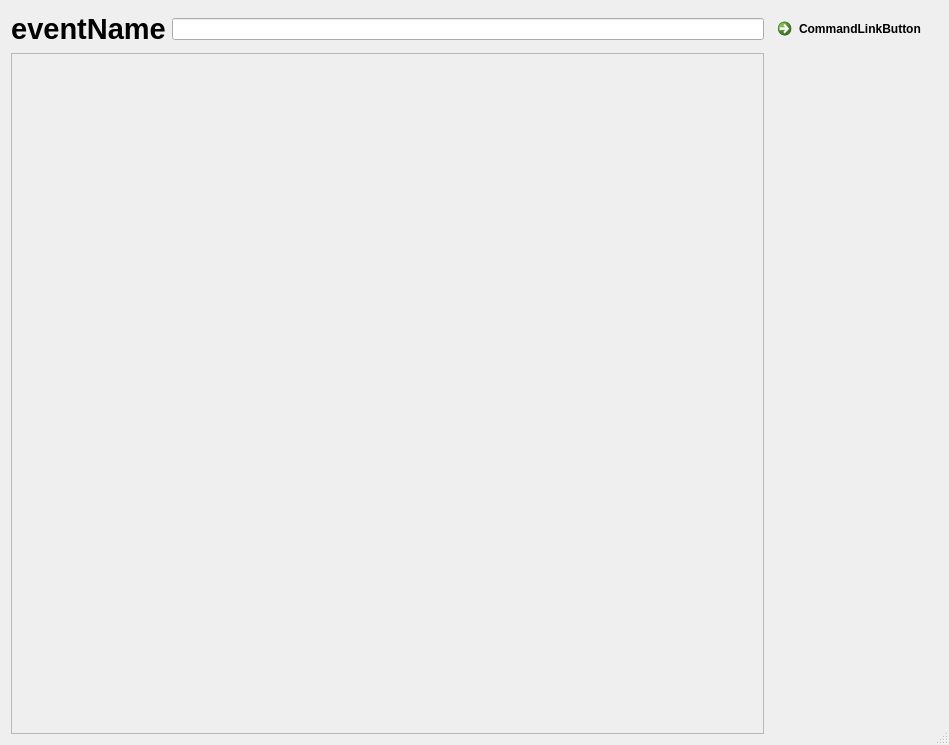
The window that widgets/ReturnDialog.ui (Nakio195/RobertPartner) describes before a commit, drawn with Qt 5.
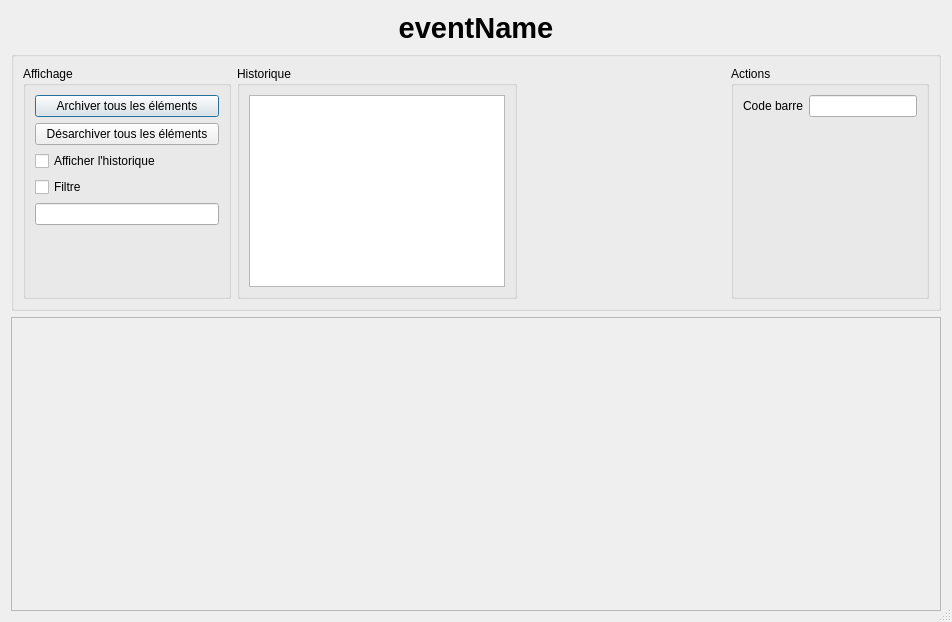
The same window after the commit.

Commit message:
Having return Inventory work with barcodes
Add the possibility to handle return inventories of an event with a form and also with the use of own defined barcodes.

```diff
--- a/widgets/ReturnDialog.ui
+++ b/widgets/ReturnDialog.ui
@@ -6,8 +6,8 @@
    <rect>
     <x>0</x>
     <y>0</y>
-    <width>949</width>
-    <height>745</height>
+    <width>952</width>
+    <height>622</height>
    </rect>
   </property>
   <property name="windowTitle">
@@ -20,8 +20,36 @@
    <bool>true</bool>
   </property>
   <layout class="QGridLayout" name="gridLayout">
-   <item row="1" column="0" colspan="2">
+   <item row="0" column="0" colspan="2">
+    <widget class="QLabel" name="eventName">
+     <property name="sizePolicy">
+      <sizepolicy hsizetype="Preferred" vsizetype="Preferred">
+       <horstretch>0</horstretch>
+       <verstretch>0</verstretch>
+      </sizepolicy>
+     </property>
+     <property name="font">
+      <font>
+       <pointsize>22</pointsize>
+       <bold>true</bold>
+      </font>
+     </property>
+     <property name="text">
+      <string>eventName</string>
+     </property>
+     <property name="alignment">
+      <set>Qt::AlignCenter</set>
+     </property>
+    </widget>
+   </item>
+   <item row="2" column="0" colspan="2">
     <widget class="QScrollArea" name="materials">
+     <property name="sizePolicy">
+      <sizepolicy hsizetype="Expanding" vsizetype="Expanding">
+       <horstretch>0</horstretch>
+       <verstretch>0</verstretch>
+      </sizepolicy>
+     </property>
      <property name="sizeAdjustPolicy">
       <enum>QAbstractScrollArea::AdjustToContents</enum>
      </property>
@@ -33,8 +61,8 @@
        <rect>
         <x>0</x>
         <y>0</y>
-        <width>755</width>
-        <height>681</height>
+        <width>932</width>
+        <height>290</height>
        </rect>
       </property>
       <layout class="QGridLayout" name="gridLayout_2">
@@ -49,33 +77,176 @@
      </widget>
     </widget>
    </item>
-   <item row="0" column="0">
-    <widget class="QLabel" name="eventName">
-     <property name="font">
-      <font>
-       <pointsize>22</pointsize>
-       <bold>true</bold>
-      </font>
+   <item row="1" column="0" colspan="2">
+    <widget class="QGroupBox" name="groupBox">
+     <property name="sizePolicy">
+      <sizepolicy hsizetype="Preferred" vsizetype="Preferred">
+       <horstretch>0</horstretch>
+       <verstretch>0</verstretch>
+      </sizepolicy>
      </property>
-     <property name="text">
-      <string>eventName</string>
+     <property name="minimumSize">
+      <size>
+       <width>1</width>
+       <height>1</height>
+      </size>
      </property>
-     <property name="alignment">
-      <set>Qt::AlignCenter</set>
+     <property name="maximumSize">
+      <size>
+       <width>16777215</width>
+       <height>16777215</height>
+      </size>
      </property>
-    </widget>
-   </item>
-   <item row="0" column="1">
-    <widget class="QLineEdit" name="barCode"/>
-   </item>
-   <item row="0" column="2">
-    <widget class="QCommandLinkButton" name="commandLinkButton">
-     <property name="text">
-      <string>CommandLinkButton</string>
+     <property name="layoutDirection">
+      <enum>Qt::LeftToRight</enum>
      </property>
-     <property name="shortcut">
-      <string>*, *, *, $</string>
+     <property name="title">
+      <string/>
      </property>
+     <property name="flat">
+      <bool>false</bool>
+     </property>
+     <layout class="QGridLayout" name="gridLayout_3">
+      <item row="0" column="5">
+       <widget class="QGroupBox" name="groupBox_3">
+        <property name="title">
+         <string>Actions</string>
+        </property>
+        <layout class="QFormLayout" name="formLayout_2">
+         <item row="0" column="0">
+          <widget class="QLabel" name="label">
+           <property name="text">
+            <string>Code barre</string>
+           </property>
+          </widget>
+         </item>
+         <item row="0" column="1">
+          <widget class="QLineEdit" name="barCode">
+           <property name="sizePolicy">
+            <sizepolicy hsizetype="Minimum" vsizetype="Fixed">
+             <horstretch>0</horstretch>
+             <verstretch>0</verstretch>
+            </sizepolicy>
+           </property>
+           <property name="clearButtonEnabled">
+            <bool>false</bool>
+           </property>
+          </widget>
+         </item>
+         <item row="1" column="0" colspan="2">
+          <widget class="QLabel" name="barCodeCommand">
+           <property name="font">
+            <font>
+             <pointsize>12</pointsize>
+             <italic>true</italic>
+             <bold>true</bold>
+            </font>
+           </property>
+           <property name="text">
+            <string/>
+           </property>
+          </widget>
+         </item>
+        </layout>
+       </widget>
+      </item>
+      <item row="0" column="3">
+       <widget class="QGroupBox" name="grpHistory">
+        <property name="title">
+         <string>Historique</string>
+        </property>
+        <property name="checkable">
+         <bool>false</bool>
+        </property>
+        <property name="checked">
+         <bool>false</bool>
+        </property>
+        <layout class="QGridLayout" name="gridLayout_4">
+         <item row="0" column="1">
+          <widget class="QUndoView" name="undoView">
+           <property name="sizePolicy">
+            <sizepolicy hsizetype="Preferred" vsizetype="Preferred">
+             <horstretch>0</horstretch>
+             <verstretch>0</verstretch>
+            </sizepolicy>
+           </property>
+           <property name="maximumSize">
+            <size>
+             <width>16777215</width>
+             <height>16777215</height>
+            </size>
+           </property>
+           <property name="midLineWidth">
+            <number>1</number>
+           </property>
+           <property name="alternatingRowColors">
+            <bool>false</bool>
+           </property>
+           <property name="movement">
+            <enum>QListView::Snap</enum>
+           </property>
+           <property name="emptyLabel">
+            <string>Initial</string>
+           </property>
+          </widget>
+         </item>
+        </layout>
+       </widget>
+      </item>
+      <item row="0" column="2">
+       <widget class="QGroupBox" name="groupBox_2">
+        <property name="title">
+         <string>Affichage</string>
+        </property>
+        <layout class="QFormLayout" name="formLayout">
+         <item row="0" column="0" colspan="2">
+          <widget class="QPushButton" name="btnArchiveAll">
+           <property name="text">
+            <string>Archiver tous les éléments</string>
+           </property>
+          </widget>
+         </item>
+         <item row="1" column="0" colspan="2">
+          <widget class="QPushButton" name="btnUnArchiveAll">
+           <property name="text">
+            <string>Désarchiver tous les éléments</string>
+           </property>
+          </widget>
+         </item>
+         <item row="2" column="0" colspan="2">
+          <widget class="QCheckBox" name="checkBox">
+           <property name="text">
+            <string>Afficher l'historique</string>
+           </property>
+          </widget>
+         </item>
+         <item row="4" column="0" colspan="2">
+          <widget class="QLineEdit" name="lnFilter"/>
+         </item>
+         <item row="3" column="0" colspan="2">
+          <widget class="QCheckBox" name="chkFilter">
+           <property name="text">
+            <string>Filtre</string>
+           </property>
+          </widget>
+         </item>
+        </layout>
+       </widget>
+      </item>
+      <item row="0" column="4">
+       <spacer name="horizontalSpacer">
+        <property name="orientation">
+         <enum>Qt::Horizontal</enum>
+        </property>
+        <property name="sizeHint" stdset="0">
+         <size>
+          <width>40</width>
+          <height>20</height>
+         </size>
+        </property>
+       </spacer>
+      </item>
+     </layout>
     </widget>
    </item>
   </layout>
```
Left out of the diff: 77 changed lines with no effect on the pictures. The commit also changes 30 other files.
